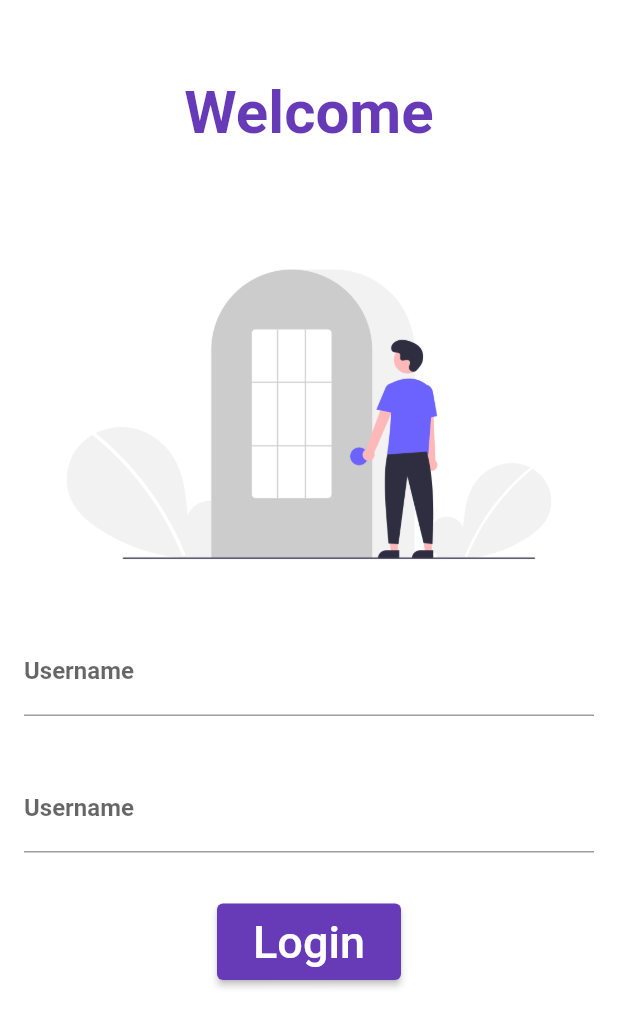
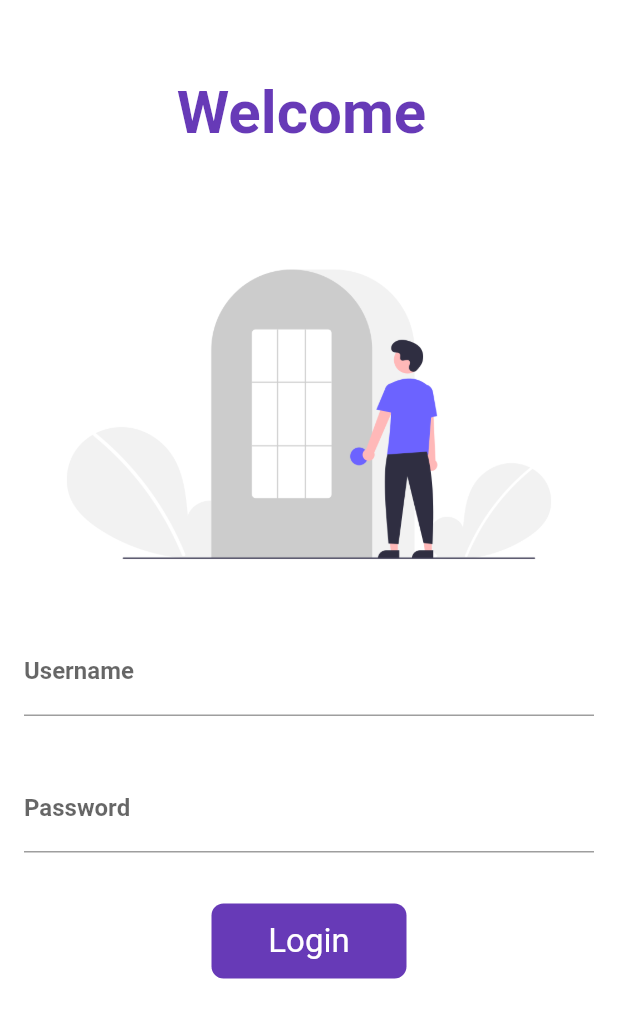
Before and after one commit to itsAkankshaJha/30-Days-of-Flutter, a Flutter app: the screen it shows after launch, on a phone screen of 412 x 824 dp. Shown: the top 1027 px of the screen. Run offline on Flutter 3.47's test engine with Material 2 defaults, Android fonts, the phone set to English and light mode, and no system bars.

Commit message:
work of day 6 completed

```diff
--- a/lib/login_page.dart
+++ b/lib/login_page.dart
@@ -1,11 +1,19 @@
+
+
 import 'package:flutter/cupertino.dart';
 import 'package:flutter/material.dart';
 import 'package:flutter/rendering.dart';
 import 'package:my_flutter/routes.dart';
 
 import 'home_page.dart';
+bool pressed = false;
+String name = "";
+class LoginPage extends StatefulWidget {
+  @override
+  _LoginPageState createState() => _LoginPageState();
+}
 
-class LoginPage extends StatelessWidget {
+class _LoginPageState extends State<LoginPage> {
   @override
   Widget build(BuildContext context) {
     return Scaffold(
@@ -18,7 +26,7 @@ class LoginPage extends StatelessWidget {
               height: 150,
               child: Center(
                 child: Text(
-                  "Welcome",
+                  "Welcome $name",
                   style: TextStyle(
                     fontSize: 40,
                     color: Colors.deepPurple,
@@ -34,8 +42,13 @@ class LoginPage extends StatelessWidget {
             Padding(
               padding: const EdgeInsets.all(16.0),
               child: TextFormField(
+                onChanged: (value){
+                  name = value;
+                  setState(() {
+                  });
+                },
                 decoration: InputDecoration(
-                  hintText: "UserName",
+                  hintText: "John Smith",
                   labelStyle: TextStyle(fontWeight: FontWeight.bold),
                   labelText: "Username",
                 ),
@@ -44,29 +57,48 @@ class LoginPage extends StatelessWidget {
             Padding(
               padding: const EdgeInsets.all(16.0),
               child: TextFormField(
+                obscureText: true,
                 decoration: InputDecoration(
-                  hintText: "UserName",
+                  hintText: "Password",
                   labelStyle: TextStyle(fontWeight: FontWeight.bold),
-                  labelText: "Username",
+                  labelText: "Password",
                 ),
               ),
             ),
             SizedBox(
               height: 18,
             ),
-            ElevatedButton(onPressed: (){
-              Navigator.pushNamed(context, MyRoutes.myHome);
-            },
-                style: ButtonStyle(
+            InkWell(
+              onTap:() async {
+                setState(() {
+                  pressed = true;
+                });
+                await Future.delayed(Duration(microseconds: 700));
+                 Navigator.pushNamed(context, MyRoutes.myHome);
+              },
+              child: AnimatedContainer(
+                duration: Duration(microseconds: 700),
+                alignment: Alignment.center,
+                height: 50,
+                width: pressed?50:130,
+                decoration: BoxDecoration(
+                  color: Colors.deepPurple,
+                  borderRadius: pressed?BorderRadius.circular(50): BorderRadius.circular(8),
                 ),
-                child: Container(
-                  margin: EdgeInsets.all(8),
-                  child: Text("Login",
-                    style: TextStyle(
-                      fontSize: 30,
-                    ),
+                child:pressed?Icon(
+                  Icons.done,
+                  color: Colors.green,
+                  size: 44,
+                ):
+                Text(
+                  "Login",
+                  style: TextStyle(
+                    color: Colors.white,
+                    fontSize: 22,
                   ),
-                ))
+                ),
+              ),
+            )
           ]),
         ),
       ),
```
